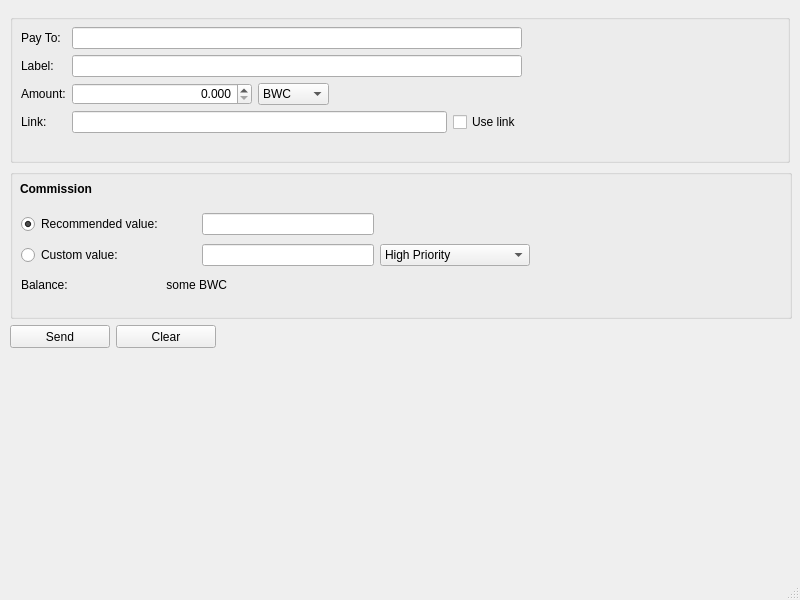
TemplateName56/Blockchain_Wallet, file client/gui/mainwindow.ui: the form before one commit.
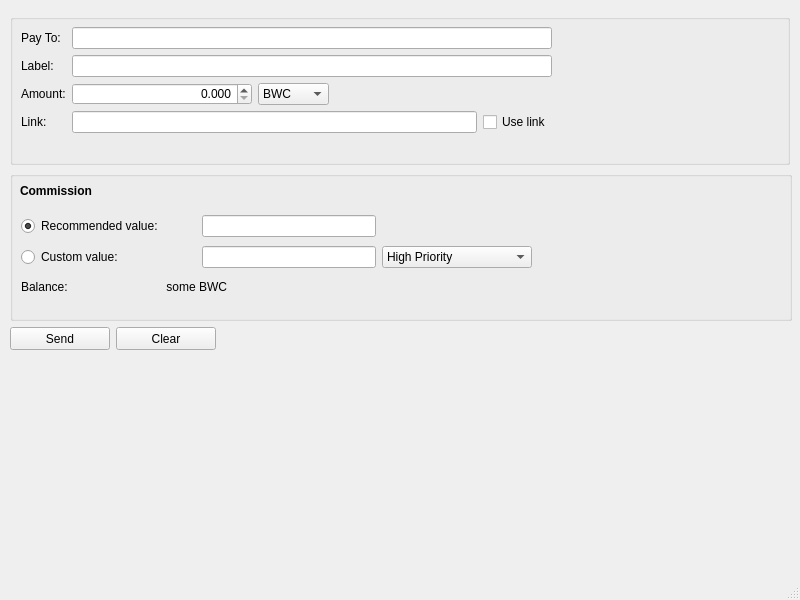
The form after the commit.

What changed in the file:
```diff
--- a/client/gui/mainwindow.ui
+++ b/client/gui/mainwindow.ui
@@ -381,7 +381,7 @@
         <x>10</x>
         <y>14</y>
         <width>782</width>
-        <height>334</height>
+        <height>336</height>
        </rect>
       </property>
       <layout class="QVBoxLayout" name="verticalLayout_5">
@@ -407,8 +407,8 @@
            <rect>
             <x>11</x>
             <y>13</y>
-            <width>501</width>
-            <height>112</height>
+            <width>531</width>
+            <height>115</height>
            </rect>
           </property>
           <layout class="QFormLayout" name="formLayout_2">
@@ -435,6 +435,18 @@
            </item>
            <item row="1" column="1">
             <widget class="QLineEdit" name="sendTransactionLabel">
+             <property name="minimumSize">
+              <size>
+               <width>0</width>
+               <height>0</height>
+              </size>
+             </property>
+             <property name="maximumSize">
+              <size>
+               <width>16777215</width>
+               <height>16777215</height>
+              </size>
+             </property>
              <property name="inputMask">
               <string/>
              </property>
@@ -541,6 +553,12 @@
              </item>
              <item>
               <widget class="QCheckBox" name="linkCB">
+               <property name="minimumSize">
+                <size>
+                 <width>0</width>
+                 <height>0</height>
+                </size>
+               </property>
                <property name="text">
                 <string>Use link</string>
                </property>
@@ -580,6 +598,7 @@
           </property>
           <property name="font">
            <font>
+            <weight>75</weight>
             <bold>true</bold>
            </font>
           </property>
@@ -595,7 +614,7 @@
            <rect>
             <x>11</x>
             <y>41</y>
-            <width>509</width>
+            <width>511</width>
             <height>91</height>
            </rect>
           </property>
```
Left out of the diff: 11 changed lines with no effect on the pictures.
